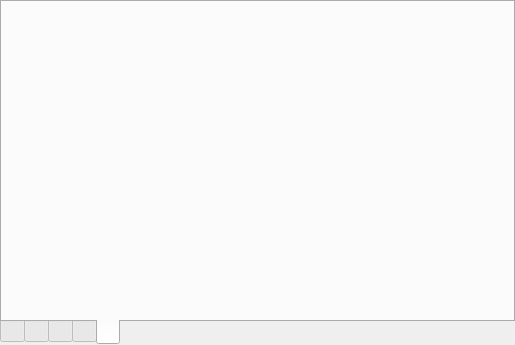
This is src/yappari-application/Gui/ui/selectemojiwidget.ui in agamez/yappari as Qt 5 draws it before an edit. The edited form follows.
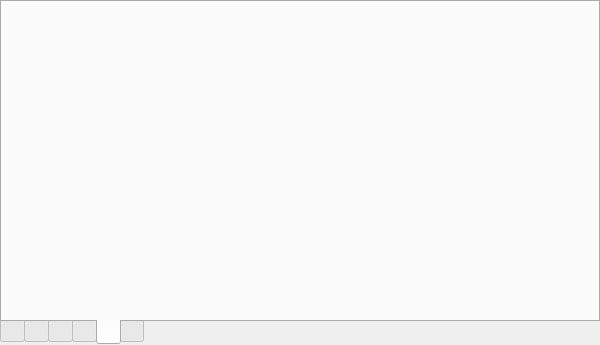
This is the edited form. The open tabs and pages were chosen to show the change.

Diff of the .ui file:
```diff
--- a/src/yappari-application/Gui/ui/selectemojiwidget.ui
+++ b/src/yappari-application/Gui/ui/selectemojiwidget.ui
@@ -6,7 +6,7 @@
    <rect>
     <x>0</x>
     <y>0</y>
-    <width>515</width>
+    <width>600</width>
     <height>345</height>
    </rect>
   </property>
@@ -59,6 +59,11 @@
     <string/>
    </attribute>
   </widget>
+  <widget class="QWidget" name="emoji6">
+   <attribute name="title">
+    <string/>
+   </attribute>
+  </widget>
  </widget>
  <resources/>
  <connections/>
```
Left out of the diff: 2 changed lines with no effect on the pictures.
